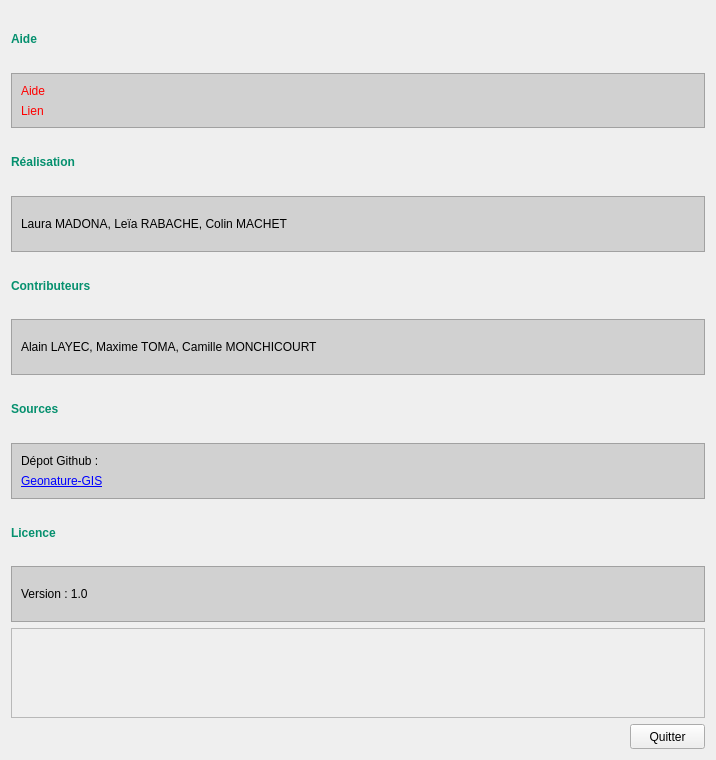
Before: the Qt Designer form ui/about.ui in PnX-SI/GeoNature-GIS, drawn with Qt 5.
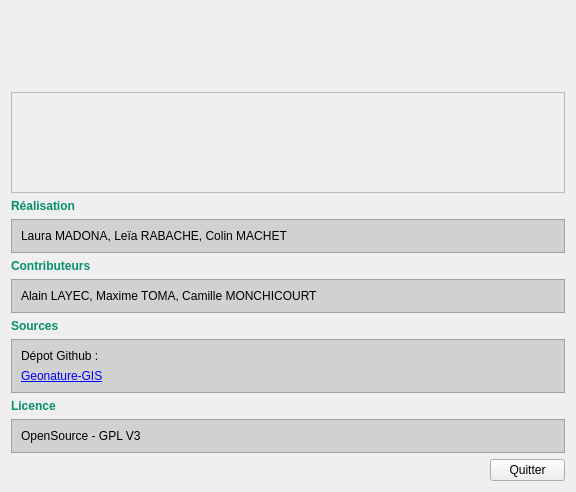
After: the same form once the commit is applied. Icons and pictures are not drawn.

```diff
--- a/ui/about.ui
+++ b/ui/about.ui
@@ -6,8 +6,8 @@
    <rect>
     <x>0</x>
     <y>0</y>
-    <width>716</width>
-    <height>760</height>
+    <width>576</width>
+    <height>492</height>
    </rect>
   </property>
   <property name="windowTitle">
@@ -15,60 +15,153 @@
   </property>
   <layout class="QVBoxLayout" name="verticalLayout_4">
    <item>
-    <widget class="QLabel" name="lbl_help">
-     <property name="font">
-      <font>
-       <family>Arial</family>
-       <pointsize>9</pointsize>
-       <weight>75</weight>
-       <bold>true</bold>
-      </font>
-     </property>
-     <property name="styleSheet">
-      <string notr="true">color: rgb(5, 144, 110);</string>
-     </property>
-     <property name="text">
-      <string>Aide</string>
-     </property>
-    </widget>
+    <layout class="QHBoxLayout" name="horizontalLayout_2">
+     <item>
+      <widget class="QLabel" name="lbl_geonature_gis">
+       <property name="minimumSize">
+        <size>
+         <width>400</width>
+         <height>75</height>
+        </size>
+       </property>
+       <property name="maximumSize">
+        <size>
+         <width>200</width>
+         <height>50</height>
+        </size>
+       </property>
+       <property name="text">
+        <string/>
+       </property>
+       <property name="pixmap">
+        <pixmap resource="../resources.qrc">:/plugins/Geonature-GIS-main/icons/geonaturegis_full_logo.png</pixmap>
+       </property>
+       <property name="scaledContents">
+        <bool>true</bool>
+       </property>
+      </widget>
+     </item>
+    </layout>
    </item>
    <item>
-    <widget class="QFrame" name="fl_help">
-     <property name="maximumSize">
-      <size>
-       <width>16777215</width>
-       <height>16777215</height>
-      </size>
-     </property>
-     <property name="styleSheet">
-      <string notr="true">background-color: rgb(209, 209, 209);</string>
-     </property>
+    <widget class="QFrame" name="fl_logo">
      <property name="frameShape">
       <enum>QFrame::StyledPanel</enum>
      </property>
      <property name="frameShadow">
       <enum>QFrame::Raised</enum>
      </property>
-     <layout class="QVBoxLayout" name="verticalLayout_5">
+     <layout class="QHBoxLayout" name="horizontalLayout">
+      <property name="spacing">
+       <number>0</number>
+      </property>
+      <property name="sizeConstraint">
+       <enum>QLayout::SetNoConstraint</enum>
+      </property>
+      <property name="leftMargin">
+       <number>0</number>
+      </property>
+      <property name="topMargin">
+       <number>0</number>
+      </property>
+      <property name="rightMargin">
+       <number>0</number>
+      </property>
       <item>
-       <widget class="QLabel" name="lbl_desc">
-        <property name="styleSheet">
-         <string notr="true">color: rgb(255, 0, 0);</string>
-        </property>
-        <property name="text">
-         <string>Aide</string>
-        </property>
-       </widget>
+       <layout class="QHBoxLayout" name="horizontalLayout_3">
+        <item>
+         <widget class="QLabel" name="lbl_geonature">
+          <property name="minimumSize">
+           <size>
+            <width>130</width>
+            <height>70</height>
+           </size>
+          </property>
+          <property name="maximumSize">
+           <size>
+            <width>130</width>
+            <height>70</height>
+           </size>
+          </property>
+          <property name="text">
+           <string/>
+          </property>
+          <property name="pixmap">
+           <pixmap resource="../resources.qrc">:/plugins/Geonature-GIS-main/icons/GeoNature.png</pixmap>
+          </property>
+          <property name="scaledContents">
+           <bool>true</bool>
+          </property>
+          <property name="alignment">
+           <set>Qt::AlignCenter</set>
+          </property>
+         </widget>
+        </item>
+       </layout>
       </item>
       <item>
-       <widget class="QLabel" name="lbl_linkhelp">
-        <property name="styleSheet">
-         <string notr="true">color: rgb(255, 0, 0);</string>
-        </property>
-        <property name="text">
-         <string>Lien</string>
-        </property>
-       </widget>
+       <layout class="QHBoxLayout" name="horizontalLayout_4">
+        <item>
+         <widget class="QLabel" name="lbl_lpo">
+          <property name="minimumSize">
+           <size>
+            <width>220</width>
+            <height>90</height>
+           </size>
+          </property>
+          <property name="maximumSize">
+           <size>
+            <width>160</width>
+            <height>70</height>
+           </size>
+          </property>
+          <property name="text">
+           <string/>
+          </property>
+          <property name="pixmap">
+           <pixmap resource="../resources.qrc">:/plugins/Geonature-GIS-main/icons/lpo.png</pixmap>
+          </property>
+          <property name="scaledContents">
+           <bool>true</bool>
+          </property>
+          <property name="alignment">
+           <set>Qt::AlignCenter</set>
+          </property>
+         </widget>
+        </item>
+       </layout>
+      </item>
+      <item>
+       <layout class="QHBoxLayout" name="horizontalLayout_5">
+        <item>
+         <widget class="QLabel" name="lbl_lupsig">
+          <property name="minimumSize">
+           <size>
+            <width>200</width>
+            <height>70</height>
+           </size>
+          </property>
+          <property name="maximumSize">
+           <size>
+            <width>200</width>
+            <height>70</height>
+           </size>
+          </property>
+          <property name="text">
+           <string/>
+          </property>
+          <property name="pixmap">
+           <pixmap resource="../resources.qrc">:/plugins/Geonature-GIS-main/icons/lupsig.png</pixmap>
+          </property>
+          <property name="scaledContents">
+           <bool>true</bool>
+          </property>
+          <property name="alignment">
+           <set>Qt::AlignCenter</set>
+          </property>
+         </widget>
+        </item>
+       </layout>
       </item>
      </layout>
     </widget>
@@ -249,119 +342,7 @@
          <string notr="true">;</string>
         </property>
         <property name="text">
-         <string>Version : 1.0</string>
-        </property>
-       </widget>
-      </item>
-     </layout>
-    </widget>
-   </item>
-   <item>
-    <widget class="QFrame" name="fl_logo">
-     <property name="frameShape">
-      <enum>QFrame::StyledPanel</enum>
-     </property>
-     <property name="frameShadow">
-      <enum>QFrame::Raised</enum>
-     </property>
-     <layout class="QHBoxLayout" name="horizontalLayout">
-      <item>
-       <widget class="QLabel" name="lbl_geonature">
-        <property name="minimumSize">
-         <size>
-          <width>150</width>
-          <height>70</height>
-         </size>
-        </property>
-        <property name="maximumSize">
-         <size>
-          <width>150</width>
-          <height>70</height>
-         </size>
-        </property>
-        <property name="text">
-         <string/>
-        </property>
-        <property name="pixmap">
-         <pixmap resource="../resources.qrc">:/plugins/Geonature-GIS-main/icons/GeoNature.png</pixmap>
-        </property>
-        <property name="scaledContents">
-         <bool>true</bool>
-        </property>
-       </widget>
-      </item>
-      <item>
-       <widget class="QLabel" name="lbl_geonature_gis">
-        <property name="minimumSize">
-         <size>
-          <width>200</width>
-          <height>50</height>
-         </size>
-        </property>
-        <property name="maximumSize">
-         <size>
-          <width>200</width>
-          <height>50</height>
-         </size>
-        </property>
-        <property name="text">
-         <string/>
-        </property>
-        <property name="pixmap">
-         <pixmap resource="../resources.qrc">:/plugins/Geonature-GIS-main/icons/geonaturegis_full_logo.png</pixmap>
-        </property>
-        <property name="scaledContents">
-         <bool>true</bool>
-        </property>
-       </widget>
-      </item>
-      <item>
-       <widget class="QLabel" name="lbl_lpo">
-        <property name="minimumSize">
-         <size>
-          <width>150</width>
-          <height>70</height>
-         </size>
-        </property>
-        <property name="maximumSize">
-         <size>
-          <width>150</width>
-          <height>70</height>
-         </size>
-        </property>
-        <property name="text">
-         <string/>
-        </property>
-        <property name="pixmap">
-         <pixmap resource="../resources.qrc">:/plugins/Geonature-GIS-main/icons/lpo.jpeg</pixmap>
-        </property>
-        <property name="scaledContents">
-         <bool>true</bool>
-        </property>
-       </widget>
-      </item>
-      <item>
-       <widget class="QLabel" name="lbl_lupsig">
-        <property name="minimumSize">
-         <size>
-          <width>150</width>
-          <height>70</height>
-         </size>
-        </property>
-        <property name="maximumSize">
-         <size>
-          <width>150</width>
-          <height>70</height>
-         </size>
-        </property>
-        <property name="text">
-         <string/>
-        </property>
-        <property name="pixmap">
-         <pixmap resource="../resources.qrc">:/plugins/Geonature-GIS-main/icons/lupsig.png</pixmap>
-        </property>
-        <property name="scaledContents">
-         <bool>true</bool>
+         <string>OpenSource - GPL V3</string>
         </property>
        </widget>
       </item>
```
